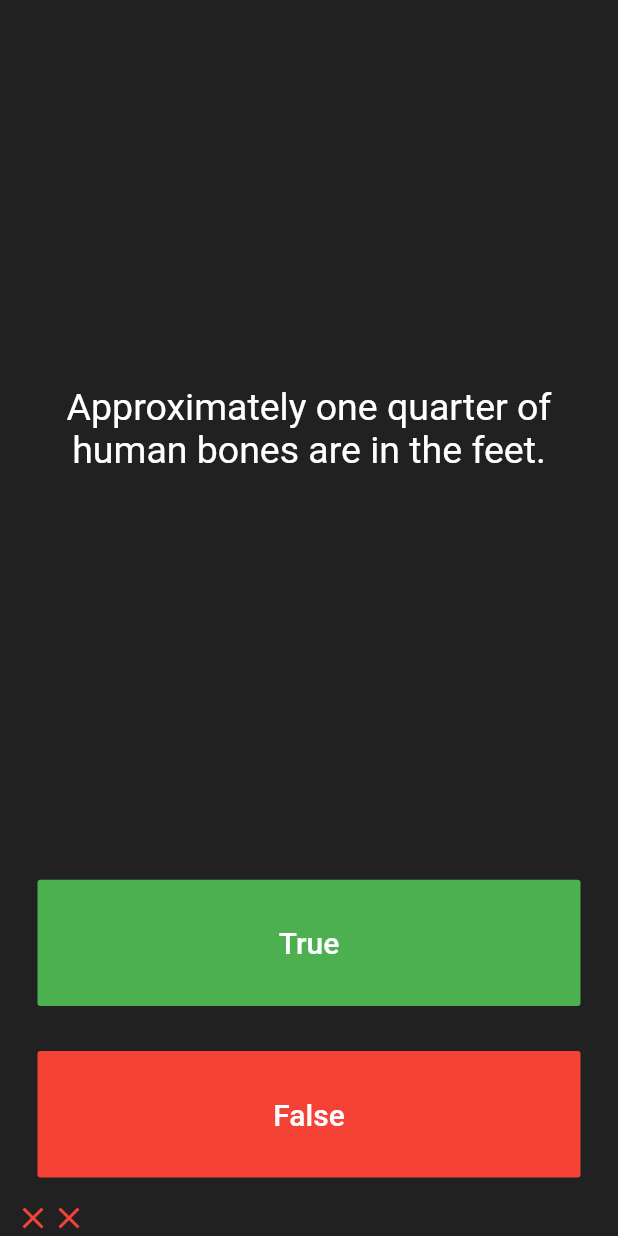
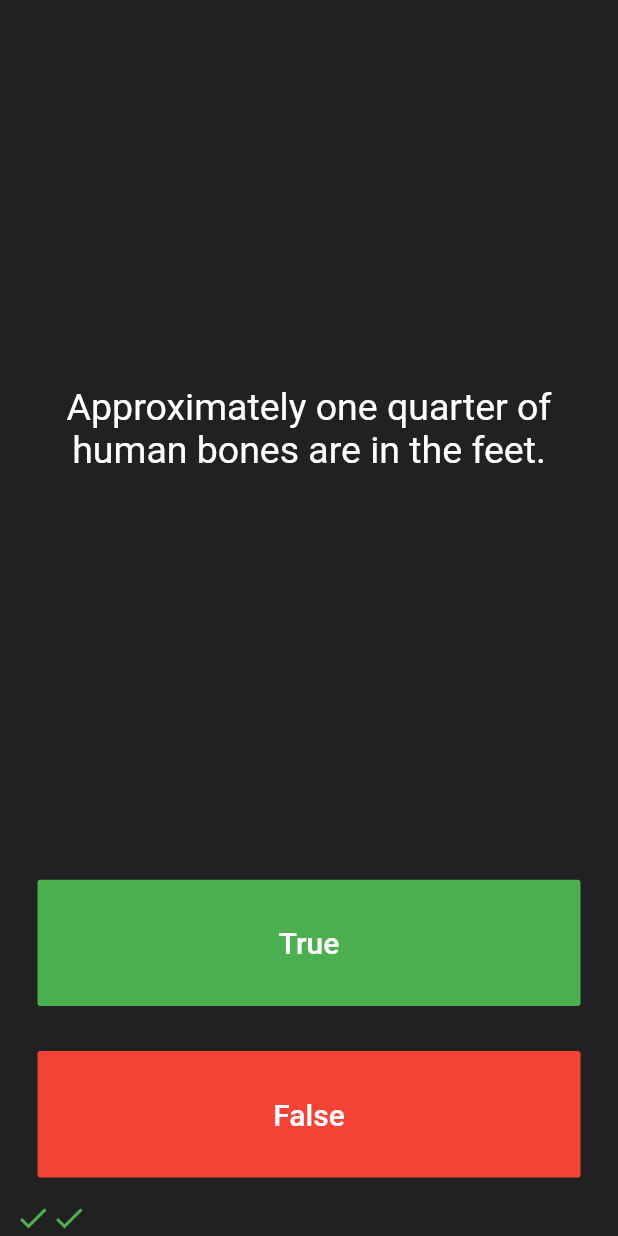
Before and after one commit to suji321/quizzler, a Flutter app: the screen it shows after launch, after a tap on "True", after a tap on "False", on a phone screen of 412 x 824 dp. Run offline on Flutter 3.47's test engine with Material 2 defaults, Android fonts, the phone set to English and light mode, and no system bars; our stand-ins replace rflutter_alert.

Commit message:
fixed the green check error

```diff
--- a/lib/main.dart
+++ b/lib/main.dart
@@ -46,12 +46,19 @@ class _QuizPageState extends State<QuizPage> {
 
         scoreKeeper = [];
       } else {
-        scoreKeeper.add(Icon(
-          Icons.close,
-          color: Colors.red,
-        ));
+        if (userPickedAnswer == correctAnswer) {
+          scoreKeeper.add(Icon(
+            Icons.check,
+            color: Colors.green,
+          ));
+        } else {
+          scoreKeeper.add(Icon(
+            Icons.close,
+            color: Colors.red,
+          ));
+        }
+        quizBrain.nextQuestion();
       }
-      quizBrain.nextQuestion();
     });
   }
 
```
